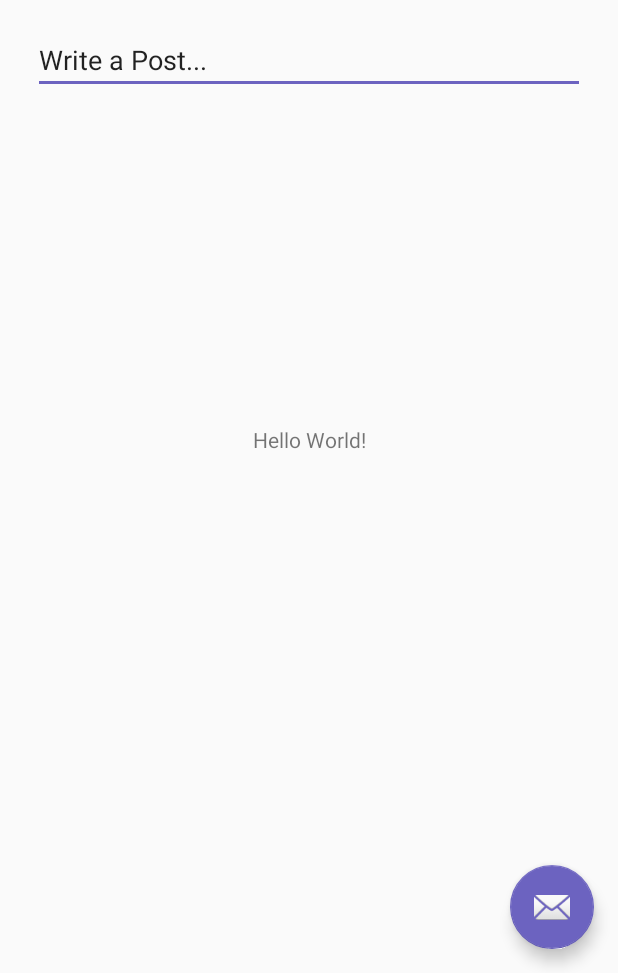
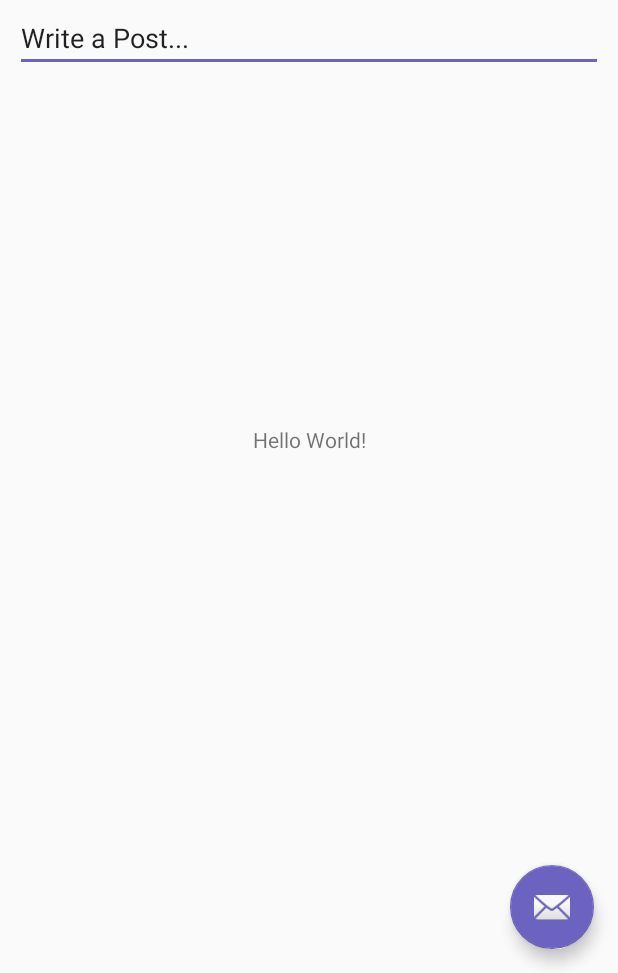
Before and after one commit to Chamana/Quizapp, an Android app: the screen it shows after launch (MainActivity), on a phone screen of 412 x 824 dp, the part 263-1236 px from its top. Run offline under Robolectric (Android 15) with nearby library versions, the phone set to English and light mode, and no system bars.

```diff
--- a/app/src/main/java/com/example/quizapp/activity/NotificationActivity.java
+++ b/app/src/main/java/com/example/quizapp/activity/NotificationActivity.java
@@ -45,7 +45,7 @@ public class NotificationActivity extends AppCompatActivity {
                 .client(client)
                 .build();
         IConnectAPI iConnectAPI=retrofit.create(IConnectAPI.class);
-        iConnectAPI.getNotifications(userId).enqueue(new Callback<NotificationResponse>() {
+        iConnectAPI.getNotifications(userId,0).enqueue(new Callback<NotificationResponse>() {
             @Override
             public void onResponse(Call<NotificationResponse> call, Response<NotificationResponse> response) {
                 System.out.println("WWW"+response.body());
--- a/app/src/main/java/com/example/quizapp/api/IConnectAPI.java
+++ b/app/src/main/java/com/example/quizapp/api/IConnectAPI.java
@@ -21,10 +21,10 @@ public interface IConnectAPI {
     @DELETE("/post/dislike/{postId}/{userId}")
     public Call<LikeDislikePost> postDislike(@Path("postId") String postId, @Path("userId") String userId);
 
-    @GET("/notification/{userId}")
-    public Call<NotificationResponse> getNotifications(@Path("userId") String userId);
+    @GET("/notification/{userId}/{pageNo}")
+    public Call<NotificationResponse> getNotifications(@Path("userId") String userId, @Path("pageNo") int pageNo);
 
-    @GET("/advertisement/bulk/{userId}{count}")
+    @GET("/advertisement/bulk/{userId}/{count}")
     public Call<AdvertisementResponse> getAdvertisements(@Path("userId") String userId, @Path("count") Integer count);
 
 }
--- a/app/src/main/res/layout/activity_feed_page.xml
+++ b/app/src/main/res/layout/activity_feed_page.xml
@@ -11,7 +11,7 @@
 
     <android.support.constraint.ConstraintLayout
         android:layout_width="match_parent"
-        android:layout_height="wrap_content">
+        android:layout_height="match_parent">
 
         <SearchView
             android:id="@+id/searchBox"
@@ -84,41 +84,20 @@
             app:layout_constraintEnd_toEndOf="parent"
             app:layout_constraintTop_toTopOf="@+id/guideline" />
 
-        <ScrollView
-            android:layout_width="0dp"
+        <EditText
+            android:id="@+id/writePost"
+            android:layout_width="match_parent"
             android:layout_height="wrap_content"
-            android:layout_marginStart="2dp"
-            android:layout_marginLeft="2dp"
-            android:layout_marginTop="8dp"
-            android:layout_marginEnd="2dp"
-            android:layout_marginRight="2dp"
-            app:layout_constraintBottom_toBottomOf="parent"
-            app:layout_constraintEnd_toEndOf="parent"
-            app:layout_constraintHorizontal_bias="0.1"
-            app:layout_constraintStart_toStartOf="parent"
-            app:layout_constraintTop_toTopOf="@+id/guideline2"
-            app:layout_constraintVertical_bias="0.046">
+            android:text="Write a Post..."
+            app:layout_constraintTop_toBottomOf="@id/signOut" />
 
-            <LinearLayout xmlns:android="http://schemas.android.com/apk/res/android"
-                xmlns:app="http://schemas.android.com/apk/res-auto"
-                xmlns:tools="http://schemas.android.com/tools"
-                android:layout_width="match_parent"
-                android:layout_height="match_parent"
-                android:layout_margin="10dp"
-                android:orientation="vertical">
 
-                <EditText
-                    android:id="@+id/writePost"
-                    android:layout_width="match_parent"
-                    android:layout_height="wrap_content"
-                    android:text="Write a Post..." />
+        <android.support.v7.widget.RecyclerView
+            android:id="@+id/feedRV"
+            android:layout_width="match_parent"
+            android:layout_height="0dp"
+            android:layout_weight="1"
+            app:layout_constraintTop_toBottomOf="@id/writePost" />
 
-                <android.support.v7.widget.RecyclerView
-                    android:id="@+id/feedRV"
-                    android:layout_width="match_parent"
-                    android:layout_height="match_parent"></android.support.v7.widget.RecyclerView>
-            </LinearLayout>
-
-        </ScrollView>
     </android.support.constraint.ConstraintLayout>
 </LinearLayout>
```
Also changed, not shown: app/src/main/java/com/example/quizapp/adapter/FeedAdapter.java (+141 -99 lines), app/src/main/java/com/example/quizapp/fragment/FeedPageFragment.java (+35 -21 lines).
